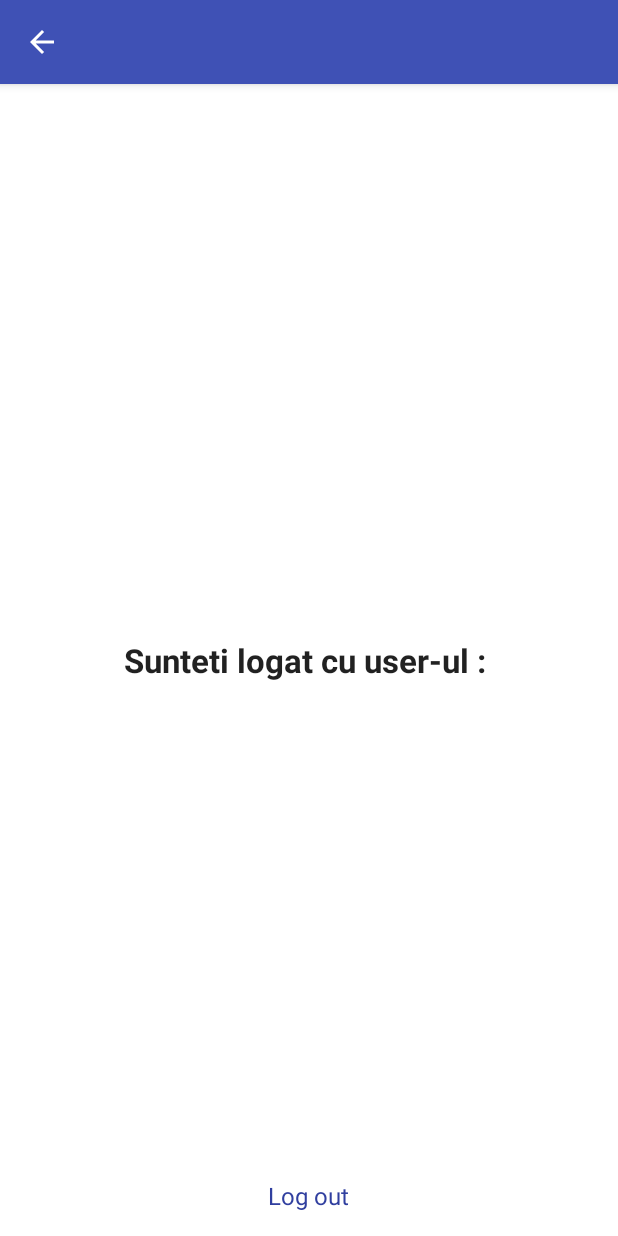
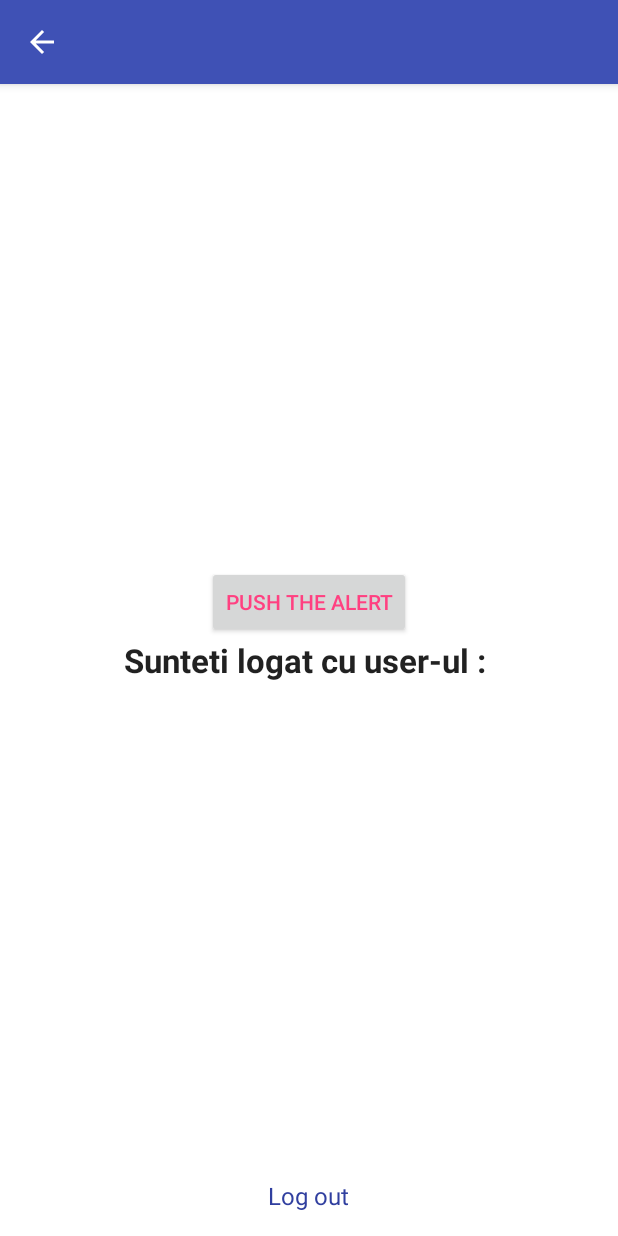
Before and after one commit to alexDorni/CivilRights, an Android app: the IndexFragment screen opened directly, with no data from a screen before it, on a phone screen of 412 x 824 dp. Run offline under Robolectric (Android 15) with nearby library versions, the phone set to English and light mode, and no system bars; our stand-ins replace ButterKnife, Firebase (no records; nobody signed in at launch, a user with empty details on screens opened directly).

Commit message:
Eroare_grava_la_un_simplu_serviciu...

```diff
--- a/app/src/main/AndroidManifest.xml
+++ b/app/src/main/AndroidManifest.xml
@@ -32,6 +32,8 @@
         <activity android:name=".BaseActivity"></activity>
 
         <activity android:name=".CopMap"></activity>
+
+        <receiver android:name=".NotificationBroadcast"></receiver>
     </application>
 
 </manifest>
--- a/app/src/main/java/com/example/heroalex/copscivilslicense/BaseActivity.java
+++ b/app/src/main/java/com/example/heroalex/copscivilslicense/BaseActivity.java
@@ -19,6 +19,7 @@ public class BaseActivity extends AppCompatActivity {
     private Toolbar toolbar;
     private FrameLayout mLoadingLayout;
     public BaseActivity mActivity;
+
 
     @Override
     protected void onCreate(Bundle savedInstanceState) {
@@ -77,6 +78,7 @@ public class BaseActivity extends AppCompatActivity {
             return;
         }
 
+
         // args orice
         fragment.setArguments(args);
         FragmentTransaction fragmentTransaction = getSupportFragmentManager().beginTransaction();
--- a/app/src/main/java/com/example/heroalex/copscivilslicense/CivilData.java
+++ b/app/src/main/java/com/example/heroalex/copscivilslicense/CivilData.java
@@ -27,7 +27,7 @@ public class CivilData{
         return FirstName;
     }
     public String getGPSCoordonates(){ return GPSCoordonates; }
-    public String StatusPoint() { return StatusPoint; }
+    public String getStatusPoint() { return StatusPoint; }
 
     public static class CivilDataBuilder{
         private String FirstName;
--- a/app/src/main/java/com/example/heroalex/copscivilslicense/fragments/IndexFragment.java
+++ b/app/src/main/java/com/example/heroalex/copscivilslicense/fragments/IndexFragment.java
@@ -1,15 +1,26 @@
 package com.example.heroalex.copscivilslicense.fragments;
 
 
+import android.content.Context;
+import android.content.Intent;
+import android.location.LocationListener;
+import android.location.LocationManager;
 import android.os.Bundle;
 import android.support.annotation.Nullable;
 import android.support.v4.app.Fragment;
+import android.view.KeyEvent;
 import android.view.LayoutInflater;
 import android.view.View;
 import android.view.ViewGroup;
+import android.widget.Button;
+import android.widget.EditText;
 import android.widget.TextView;
+import android.widget.Toast;
 
+import com.example.heroalex.copscivilslicense.CivilData;
+import com.example.heroalex.copscivilslicense.MainActivity;
 import com.example.heroalex.copscivilslicense.R;
+import com.example.heroalex.copscivilslicense.ServiceLogin;
 import com.example.heroalex.copscivilslicense.managers.AuthManager;
 import com.google.firebase.auth.FirebaseAuth;
 import com.google.firebase.auth.FirebaseUser;
@@ -25,27 +36,49 @@ import butterknife.Unbinder;
  */
 public class IndexFragment extends BaseFragment {
 
-
+    // bind toate layout-urile
     @BindView(R.id.hello_text)
     TextView mHelloText;
     Unbinder unbinder;
     @BindView(R.id.btn_log_out)
     TextView mBtnLogOut;
 
+    public static TextView mEditButtVol;
+
+    public static Button mBtnNofiticationAlarm;
+
+    // userId pentru update automat
+    public static String mUserUid;
+
+    // coordonates
+    private String mGPSCoordinates = "null";
+    private String mCivilStatus = "0";
+
+    // background service
+    private Intent startIntent;
+
     public IndexFragment() {
         // Required empty public constructor
     }
 
+    @Override
+    public void onCreate(@Nullable Bundle savedInstanceState) {
+        super.onCreate(savedInstanceState);
+
+    }
 
     @Override
     public View onCreateView(LayoutInflater inflater, ViewGroup container,
                              Bundle savedInstanceState) {
+
         // Inflate the layout for this fragment
         View view = inflater.inflate(R.layout.fragment_index, container, false);
+
         // atribuie in mod direct fara a specifica findById
         unbinder = ButterKnife.bind(this, view);
         return view;
     }
+
 
     @Override
     public void onDestroyView() {
@@ -54,30 +87,77 @@ public class IndexFragment extends BaseFragment {
     }
 
 
+    @Override
 
-    @Override
     public void onActivityCreated(@Nullable Bundle savedInstanceState) {
+
         super.onActivityCreated(savedInstanceState);
         FirebaseUser user = FirebaseAuth.getInstance().getCurrentUser();
         if (user != null) {
 
+
             DatabaseReference mRootRef = FirebaseDatabase.getInstance().getReference();
 
-            DatabaseReference usersRef = mRootRef.child("civils").child(user.getUid());
+            // inregistrare in baza de date
+            DatabaseReference usersRef = mRootRef.child(user.getUid());
 
+            // adaugare in baza de date
+            usersRef.setValue(new CivilData.CivilDataBuilder()
+                    .firstName(user.getDisplayName())
+                    .status(mCivilStatus)
+                    .gps(mGPSCoordinates)
+                    .build());
 
             mHelloText.setText("Sunteti logat cu user-ul : " + user.getDisplayName());
+
+            // start background service
+            startIntent = new Intent(getContext(), ServiceLogin.class);
+            startIntent.setAction("start");
+            getActivity().startService(startIntent);
+
         }
 
 
-        //user.get
         mBtnLogOut.setOnClickListener(new View.OnClickListener() {
             @Override
             public void onClick(View view) {
                 AuthManager.getInstance().startLogOut();
+
+                // back to login
                 getActivity().getSupportFragmentManager().popBackStack();
                 openFragment(new LoginFragment());
+
+                // stop service
+                getActivity().stopService(startIntent);
             }
         });
+
+
     }
+
+    // INCERCARE CU BUTOANELE DE VOLUM
+    /*
+
+    public void dispatchKeyEvent(KeyEvent event) {
+        int action = event.getAction();
+        int keyCode = event.getKeyCode();
+        if (keyCode == KeyEvent.KEYCODE_VOLUME_UP)
+            Toast.makeText(getContext(), "1", Toast.LENGTH_SHORT).show();
+        if (keyCode == KeyEvent.KEYCODE_VOLUME_DOWN)
+            Toast.makeText(getContext(), "0", Toast.LENGTH_SHORT).show();
+
+
+        switch (keyCode) {
+            case KeyEvent.KEYCODE_VOLUME_UP:
+                if (action == KeyEvent.ACTION_DOWN) {
+                    //TODO
+                }
+                return true;
+            case KeyEvent.KEYCODE_VOLUME_DOWN:
+                if (action == KeyEvent.ACTION_DOWN) {
+                    //TODO
+                }
+                return true;
+        }
+    */
 }
--- a/app/src/main/res/layout/fragment_index.xml
+++ b/app/src/main/res/layout/fragment_index.xml
@@ -13,6 +13,17 @@
         android:textStyle="bold"
         android:layout_centerInParent="true"
         />
+    <Button
+        android:id="@+id/button_notification_alert"
+        android:layout_width="wrap_content"
+        android:layout_height="wrap_content"
+        android:gravity="center"
+        android:layout_above="@id/hello_text"
+        android:layout_centerInParent="true"
+        android:text="Push the Alert"
+        android:textColor="@color/colorAccent"
+        />
+
 
     <TextView
         android:id="@+id/btn_log_out"
```
Also changed, not shown: app/src/main/java/com/example/heroalex/copscivilslicense/MainActivity.java (+16 -39 lines), app/src/main/java/com/example/heroalex/copscivilslicense/NotificationBroadcast.java (added, +31 -0 lines), app/src/main/java/com/example/heroalex/copscivilslicense/ServiceLogin.java (+105 -15 lines), app/src/main/java/com/example/heroalex/copscivilslicense/fragments/GoogleMapsFragment.java (added, +109 -0 lines), app/src/main/java/com/example/heroalex/copscivilslicense/managers/AuthManager.java (+7 -0 lines), app/src/main/res/layout/fragment_google_maps.xml (added, +13 -0 lines), app/src/main/res/drawable/ic_state_danger.png (added).
